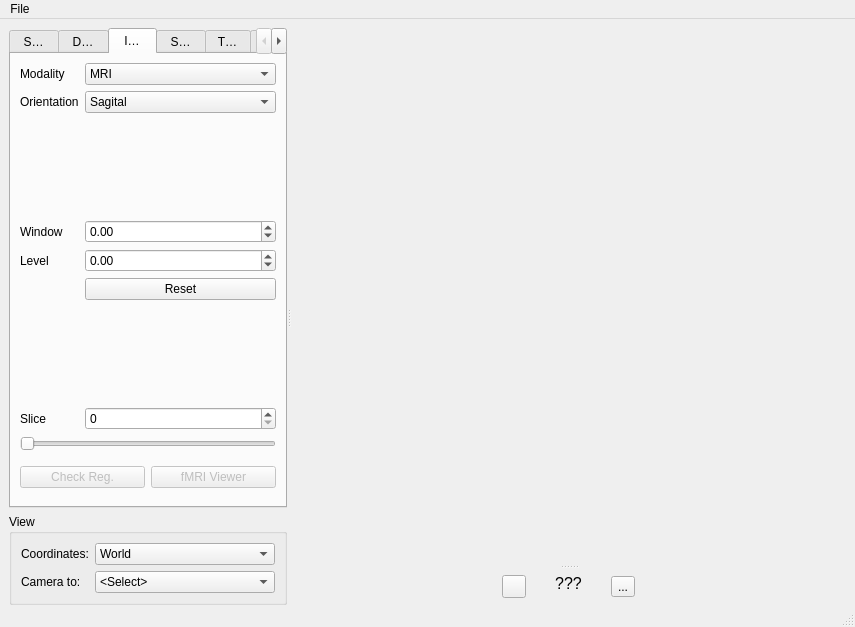
Qt form braviz/interaction/qt_guis/subject_overview.ui (diego0020/braviz-app) before a commit.
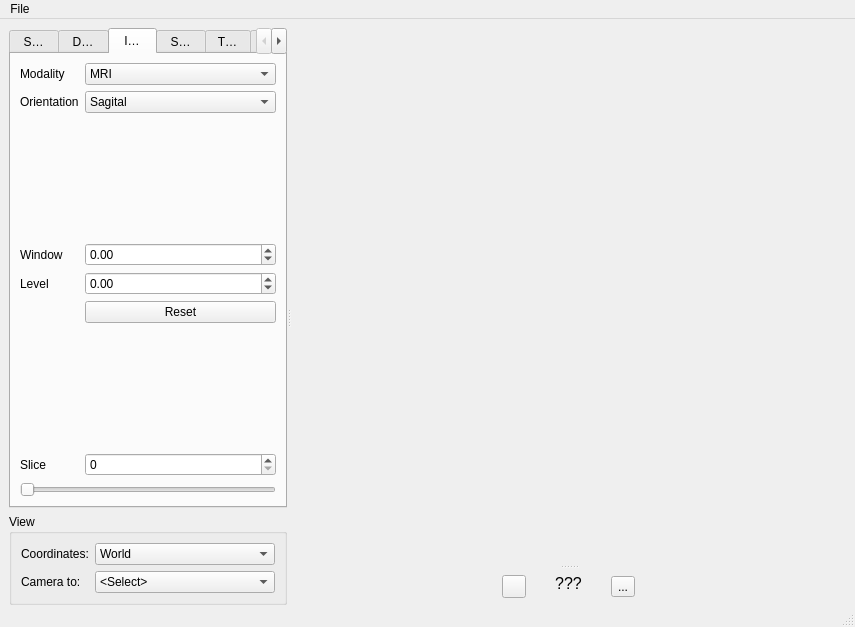
The same form after that commit. Icons and pictures are not drawn.

What changed in the file:
```diff
--- a/braviz/interaction/qt_guis/subject_overview.ui
+++ b/braviz/interaction/qt_guis/subject_overview.ui
@@ -421,62 +421,6 @@
               </property>
              </widget>
             </item>
-            <item row="9" column="0" colspan="2">
-             <widget class="QFrame" name="frame">
-              <property name="frameShape">
-               <enum>QFrame::NoFrame</enum>
-              </property>
-              <property name="frameShadow">
-               <enum>QFrame::Raised</enum>
-              </property>
-              <layout class="QHBoxLayout" name="horizontalLayout">
-               <property name="leftMargin">
-                <number>0</number>
-               </property>
-               <property name="rightMargin">
-                <number>0</number>
-               </property>
-               <item>
-                <widget class="QPushButton" name="pushButton_3">
-                 <property name="enabled">
-                  <bool>false</bool>
-                 </property>
-                 <property name="sizePolicy">
-                  <sizepolicy hsizetype="MinimumExpanding" vsizetype="Fixed">
-                   <horstretch>0</horstretch>
-                   <verstretch>0</verstretch>
-                  </sizepolicy>
-                 </property>
-                 <property name="toolTip">
-                  <string>Open image in &quot;Check Registration&quot; application</string>
-                 </property>
-                 <property name="text">
-                  <string>Check Reg.</string>
-                 </property>
-                </widget>
-               </item>
-               <item>
-                <widget class="QPushButton" name="pushButton_2">
-                 <property name="enabled">
-                  <bool>false</bool>
-                 </property>
-                 <property name="sizePolicy">
-                  <sizepolicy hsizetype="MinimumExpanding" vsizetype="Fixed">
-                   <horstretch>0</horstretch>
-                   <verstretch>0</verstretch>
-                  </sizepolicy>
-                 </property>
-                 <property name="toolTip">
-                  <string>Open fMRI in fMRI viewer</string>
-                 </property>
-                 <property name="text">
-                  <string>fMRI Viewer</string>
-                 </property>
-                </widget>
-               </item>
-              </layout>
-             </widget>
-            </item>
            </layout>
           </widget>
           <widget class="QWidget" name="tab">
```
